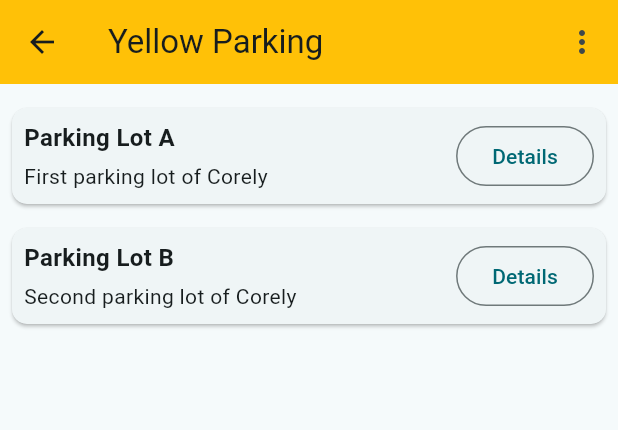
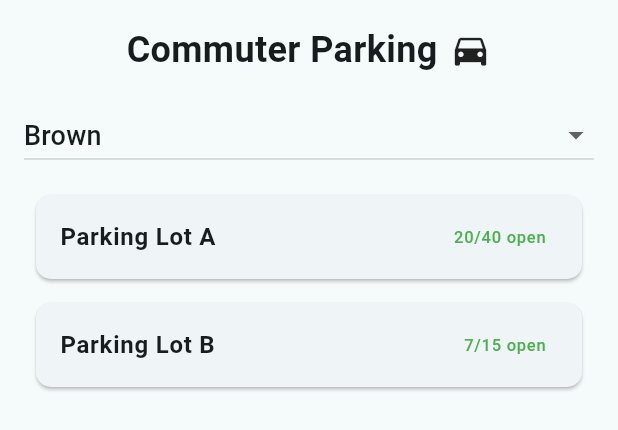
Before and after one commit to thebuildersproject/Builders, a Flutter app: the YellowParkingPage widget shown alone on an empty page, opened directly, on a phone screen of 412 x 824 dp. Shown: the top 430 px of the screen. Run offline on Flutter 3.47's test engine with Material 3 defaults, Android fonts, the phone set to English and light mode, and no system bars; our stand-ins replace lottie, percent_indicator, permission_handler; missing offline and left inert: flutter_osm_plugin.

```diff
--- a/lib/Login/account.dart
+++ b/lib/Login/account.dart
@@ -91,7 +91,7 @@ class _AccountPageState extends State<AccountPage> {
                     const SnackBar(content: Text("Details updated successfully!")),
                   );
                 },
-                child: const Text("Edit"),
+                child: const Text("Update Profile"),
               ),
             ),
             const Spacer(),
--- a/lib/Parking_Pages/yellow_parking.dart
+++ b/lib/Parking_Pages/yellow_parking.dart
@@ -1,22 +1,31 @@
-import 'package:buildingapp/Login/account.dart';
-import 'package:buildingapp/Login/admin.dart';
-import 'package:buildingapp/Parking_Pages/parking_count.dart';
-import 'package:buildingapp/main.dart';
 import 'package:flutter/material.dart';
 
 class YellowParkingPage extends StatefulWidget {
   const YellowParkingPage({super.key});
+
   @override
-  _YellowParkingPageState createState() => _YellowParkingPageState();
+  State<YellowParkingPage> createState() => _YellowParkingPageState();
 }
+
 class _YellowParkingPageState extends State<YellowParkingPage> {
-  // Initial selected option from the popup menu
-  Choice _selectedOption = choices[0];
-
-  // List of parking lots for Yellow Parking Page
-  final List<Map<String, dynamic>> yellowParkingLots = [
+  // Parking lot data
+  final Map<String, List<Map<String, dynamic>>> parkingData = {
+    'Brown': [
       {
-      //Parking Lot information needs to be called on by backend
+        'name': 'Parking Lot A',
+        'description': '',
+        'maxSpots': 40,
+        'openSpots': 20,
+      },
+      {
+        'name': 'Parking Lot B',
+        'description': '',
+        'maxSpots': 15,
+        'openSpots': 7,
+      },
+    ],
+    'Corely': [
+      {
         'name': 'Parking Lot A',
         'description': 'First parking lot of Corely',
         'maxSpots': 100,
@@ -28,209 +37,119 @@ class _YellowParkingPageState extends State<YellowParkingPage> {
         'maxSpots': 80,
         'openSpots': 20,
       },
-    // Add more parking lots if needed
-  ];
+    ],
+    'Colosseum': [
+      {
+        'name': 'Parking Lot A',
+        'description': '',
+        'maxSpots': 50,
+        'openSpots': 30,
+      },
+      {
+        'name': 'Parking Lot B',
+        'description': '',
+        'maxSpots': 35,
+        'openSpots': 25,
+      },
+    ],
+    'Rothwell': [
+      {
+        'name': 'Parking Lot A',
+        'description': 'In front of Rothwell',
+        'maxSpots': 200,
+        'openSpots': 22,
+      },
+      {
+        'name': 'Parking Lot B',
+        'description': 'Beside pasture',
+        'maxSpots': 20,
+        'openSpots': 0,
+      },
+    ],
+  };
 
-  // Function to handle selection of a choice
-  void _select(Choice choice) {
+  // Current selected section
+  String _selectedSection = 'Brown';
+
+  @override
+  Widget build(BuildContext context) {
+    final List<Map<String, dynamic>> selectedLots = parkingData[_selectedSection]!;
+
+    return Column(
+      children: [
+        // Title with an icon
+        Padding(
+          padding: const EdgeInsets.symmetric(vertical: 16.0),
+          child: Row(
+            mainAxisAlignment: MainAxisAlignment.center,
+            children: [
+              const Text(
+                'Commuter Parking',
+                style: TextStyle(
+                  fontSize: 24,
+                  fontWeight: FontWeight.bold,
+                ),
+              ),
+              const SizedBox(width: 8.0),
+              const Icon(Icons.directions_car, size: 28),
+            ],
+          ),
+        ),
+        // Dropdown to filter sections
+        Padding(
+          padding: const EdgeInsets.symmetric(horizontal: 16.0),
+          child: DropdownButton<String>(
+            value: _selectedSection,
+            onChanged: (value) {
               setState(() {
-      _selectedOption = choice;
-
-      if (choice.name == 'Home') {
-
-        Navigator.push(
-            context,
-            MaterialPageRoute(builder: (context)=> MyHomePage(title: 'homepage',))
+                _selectedSection = value!;
+              });
+            },
+            isExpanded: true,
+            items: parkingData.keys.map((section) {
+              return DropdownMenuItem(
+                value: section,
+                child: Text(
+                  section,
+                  style: const TextStyle(fontSize: 18),
+                ),
               );
-
-      }else if(choice.name=='Account'){
-
-        //Navigate to account page to sign out
-        Navigator.push(
-          context,
-          MaterialPageRoute(builder: (context)=> AccountPage()),
+            }).toList(),
+          ),
+        ),
+        // Parking lot list
+        Expanded(
+          child: ListView.builder(
+            padding: const EdgeInsets.all(8.0),
+            itemCount: selectedLots.length,
+            itemBuilder: (context, index) {
+              final lot = selectedLots[index];
+              return Card(
+                margin: const EdgeInsets.symmetric(vertical: 8.0, horizontal: 16.0),
+                shape: RoundedRectangleBorder(
+                  borderRadius: BorderRadius.circular(10.0),
+                ),
+                child: ListTile(
+                  title: Text(
+                    lot['name'],
+                    style: const TextStyle(fontWeight: FontWeight.bold),
+                  ),
+                  subtitle: lot['description'].isNotEmpty
+                      ? Text(lot['description'])
+                      : null,
+                  trailing: Text(
+                    "${lot['openSpots']}/${lot['maxSpots']} open",
+                    style: const TextStyle(color: Colors.green),
+                  ),
+                  onTap: () {
+                    // Show parking details or perform an action
+                  },
+                ),
               );
-      } else if (choice.name == 'Admin') {
-
-        // Navigate to the admin page to add/remove parking spots
-        Navigator.push(
-          context,
-          MaterialPageRoute(builder: (context) => AdminPage()),
+            },
+          ),
+        ),
+      ],
     );
   }
 }
-    );
-  }
-
-  @override
-  Widget build(BuildContext context) {
-    return Scaffold(
-      appBar:
-      AppBar(
-          backgroundColor: Colors.amber,
-          title: const Text("Yellow Parking"),
-        actions: [
-      // Adding PopupMenuButton in the AppBar's actions
-      PopupMenuButton<Choice>(
-      onSelected: _select,
-        itemBuilder: (BuildContext context) {
-          return choices.map((Choice choice) {
-            return PopupMenuItem<Choice>(
-              value: choice,
-              child: Row(
-                children: [
-                  Icon(choice.icon),
-                  const SizedBox(width:10),
-                  Text(choice.name),
-                ],
-              )
-            );
-          }).toList();
-        },
-      ),
-      ],
-      ),
-        body: ListView.builder(
-        padding: EdgeInsets.all(8.0),
-    itemCount: yellowParkingLots.length,
-    itemBuilder: (context, index) {
-      final lot = yellowParkingLots[index];
-      return ParkingLotCard(
-        lotName: lot['name'],
-        description: lot['description'],
-        maxSpots: lot['maxSpots'],
-        openSpots: lot['openSpots'],
-      );},
-        ),
-    );
-  }
-}
-
-// Define the ParkingLotCard widget
-class ParkingLotCard extends StatelessWidget {
-  final String lotName;
-  final String description;
-  final int maxSpots;
-  final int openSpots;
-
-  const ParkingLotCard({
-    required this.lotName,
-    required this.description,
-    required this.maxSpots,
-    required this.openSpots,
-  });
-
-  @override
-  Widget build(BuildContext context) {
-    return Card(
-      margin: EdgeInsets.symmetric(vertical: 8.0),
-      shape: RoundedRectangleBorder(
-        borderRadius: BorderRadius.circular(10.0),
-      ),
-      child: Padding(
-        padding: EdgeInsets.all(8.0),
-        child: Row(
-          children: [
-            // Parking Lot Details Section
-            Expanded(
-              child: Column(
-                crossAxisAlignment: CrossAxisAlignment.start,
-                children: [
-                  Text(
-                    lotName,
-                    style: TextStyle(
-                      fontSize: 16,
-                      fontWeight: FontWeight.bold,
-                    ),
-                  ),
-                  SizedBox(height: 4),
-                  Text(
-                    description,
-                    style: TextStyle(fontSize: 14),
-                  ),
-                ],
-              ),
-            ),
-
-            // Details Button
-            OutlinedButton(
-              onPressed: () {
-                _showDetailsDialog(context);
-              },
-              child: Text("Details"),
-            ),
-          ],
-        ),
-      ),
-    );
-  }
-
-  void _showDetailsDialog(BuildContext context) {
-    showDialog(
-      context: context,
-      builder: (BuildContext context) {
-        return AlertDialog(
-          title: Text("Parking Lot Details"),
-          content: Column(
-            mainAxisSize: MainAxisSize.min,
-            children: [
-              Text("Max spots: $maxSpots"),
-              Text("Open spots: $openSpots"),
-              SizedBox(height: 20),
-              ElevatedButton(
-                onPressed: () {
-                  Navigator.pop(context); // Close details dialog
-                  _showConfirmationDialog(context);
-                },
-                child: Text("Park Here"),
-              ),
-            ],
-          ),
-        );
-      },
-    );
-  }
-
-  void _showConfirmationDialog(BuildContext context) {
-    showDialog(
-      context: context,
-      builder: (BuildContext context) {
-        return AlertDialog(
-          title: Text("Confirm Parking"),
-          content: Text("Are you sure you want to park here?"),
-          actions: [
-            TextButton(
-              onPressed: () {
-                Navigator.pop(context); // Close the confirmation dialog
-              },
-              child: Text("Cancel"),
-            ),
-            ElevatedButton(
-              onPressed: () {
-                Navigator.pop(context); // Close confirmation dialog
-                Navigator.push(
-                    context,
-                    MaterialPageRoute(builder: (context)=> ParkingCountPage(parkingLotName: "ParkingLotName"))
-                );},
-              child: Text("Confirm"),
-            ),
-          ],
-        );
-      },
-    );
-  }
-}
-
-// Define the Choice class for the popup menu
-class Choice {
-  const Choice({required this.name, required this.icon});
-  final String name;
-  final IconData icon;
-}
-
-// List of choices for the popup menu
-const List<Choice> choices = <Choice>[
-  Choice(name: 'Home', icon: Icons.home), //Go back to home page state
-  Choice(name: 'Account', icon: Icons.person_2_outlined), //Add Sign out Option
-  Choice(name: 'Admin', icon: Icons.lock), //Go to a page to add/remove parking spots
-];
```
Also changed, not shown: lib/Parking_Pages/red_parking.dart (+121 -0 lines), lib/main.dart (+42 -140 lines). Lines whose indentation alone changed are shown as unchanged.
